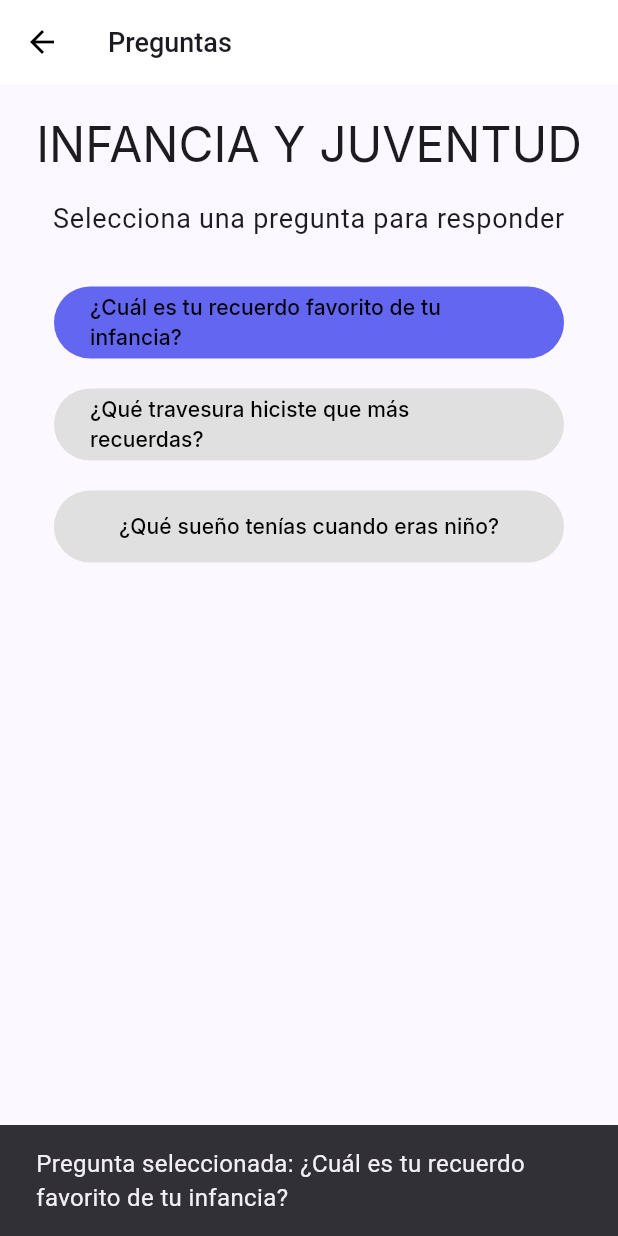
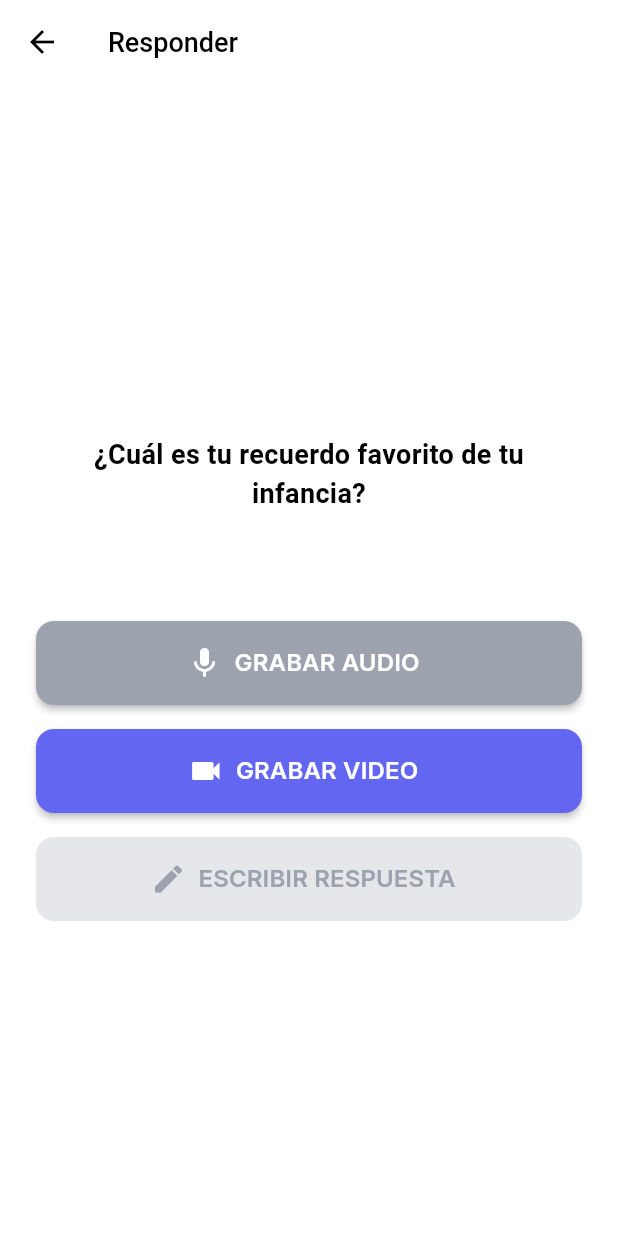
Before and after one commit to Grupo3-DP2-Lirium/Lirium-Front-AppMovil, a Flutter app: the SelectCategoryQuestions screen opened directly with sample values from the repository, after a tap on "¿Cuál es tu recuerdo favorito de tu infa", on a phone screen of 412 x 824 dp. Run offline on Flutter 3.47's test engine with Material 3 defaults, Android fonts, the phone set to English and light mode, and no system bars; our stand-ins replace dio, flutter_riverpod, flutter_secure_storage, google_fonts, image_picker, permission_handler; accounts and stored records are empty.

Commit message:
Add question answering flow with new screens and button
Introduces AnswerButton component and QuestionAnswerScreen for handling question responses. Updates select_category_questions and select_questions screens to navigate to the new answer screen upon selection, improving the user flow for answering memorial questions.

```diff
--- /dev/null
+++ b/lib/presentation/components/buttons/answer_button.dart
@@ -0,0 +1,54 @@
+import 'package:flutter/material.dart';
+
+/// Botón personalizado para responder preguntas
+class AnswerButton extends StatelessWidget {
+  final IconData icon;
+  final String text;
+  final Color color;
+  final Color? textColor;
+  final VoidCallback? onPressed;
+
+  const AnswerButton({
+    super.key,
+    required this.icon,
+    required this.text,
+    required this.color,
+    this.textColor,
+    this.onPressed,
+  });
+
+  @override
+  Widget build(BuildContext context) {
+    final isEnabled = onPressed != null;
+    final buttonTextColor = textColor ?? Colors.white;
+
+    return SizedBox(
+      width: double.infinity,
+      height: 56,
+      child: ElevatedButton.icon(
+        onPressed: onPressed,
+        icon: Icon(
+          icon,
+          color: buttonTextColor,
+          size: 24,
+        ),
+        label: Text(
+          text,
+          style: TextStyle(
+            color: buttonTextColor,
+            fontSize: 16,
+            fontWeight: FontWeight.w600,
+          ),
+        ),
+        style: ElevatedButton.styleFrom(
+          backgroundColor: color,
+          disabledBackgroundColor: color,
+          elevation: isEnabled ? 2 : 0,
+          shape: RoundedRectangleBorder(
+            borderRadius: BorderRadius.circular(12),
+          ),
+        ),
+      ),
+    );
+  }
+}
--- /dev/null
+++ b/lib/presentation/screens/create_memory_for_a_memorial/question_answer_screen.dart
@@ -0,0 +1,97 @@
+import 'package:flutter/material.dart';
+import '../../components/buttons/answer_button.dart';
+
+/// Pantalla para responder una pregunta específica con múltiples opciones
+class QuestionAnswerScreen extends StatelessWidget {
+  final String question;
+
+  const QuestionAnswerScreen({
+    super.key,
+    required this.question,
+  });
+
+  @override
+  Widget build(BuildContext context) {
+    return Scaffold(
+      backgroundColor: Colors.white,
+      appBar: AppBar(
+        title: const Text('Responder'),
+        backgroundColor: Colors.white,
+        elevation: 0,
+      ),
+      body: SafeArea(
+        child: Padding(
+          padding: const EdgeInsets.all(24.0),
+          child: Column(
+            mainAxisAlignment: MainAxisAlignment.center,
+            children: [
+              const Spacer(),
+
+              // Pregunta en recuadro
+              Container(
+                width: double.infinity,
+                padding: const EdgeInsets.all(24),
+                decoration: BoxDecoration(
+                  color: Colors.white,
+                  borderRadius: BorderRadius.circular(16),
+                ),
+                child: Text(
+                  question,
+                  style: const TextStyle(
+                    fontSize: 18,
+                    fontWeight: FontWeight.bold,
+                    color: Colors.black,
+                  ),
+                  textAlign: TextAlign.center,
+                ),
+              ),
+
+              const SizedBox(height: 48),
+
+              // Botones de respuesta
+              AnswerButton(
+                icon: Icons.mic,
+                text: 'GRABAR AUDIO',
+                color: const Color(0xFF9CA3AF),
+                onPressed: () => _recordAudio(context),
+              ),
+
+              const SizedBox(height: 16),
+
+              AnswerButton(
+                icon: Icons.videocam,
+                text: 'GRABAR VIDEO',
+                color: const Color(0xFF6366F1),
+                onPressed: () => _recordVideo(context),
+              ),
+
+              const SizedBox(height: 16),
+
+              AnswerButton(
+                icon: Icons.edit,
+                text: 'ESCRIBIR RESPUESTA',
+                color: const Color(0xFFE5E7EB),
+                textColor: const Color(0xFF9CA3AF),
+                onPressed: null, // Deshabilitado
+              ),
+
+              const Spacer(),
+            ],
+          ),
+        ),
+      ),
+    );
+  }
+
+  void _recordAudio(BuildContext context) {
+    ScaffoldMessenger.of(context).showSnackBar(
+      const SnackBar(content: Text('Función de audio próximamente')),
+    );
+  }
+
+  void _recordVideo(BuildContext context) {
+    ScaffoldMessenger.of(context).showSnackBar(
+      const SnackBar(content: Text('Función de video próximamente')),
+    );
+  }
+}
--- a/lib/presentation/screens/create_memory_for_a_memorial/select_category_questions.dart
+++ b/lib/presentation/screens/create_memory_for_a_memorial/select_category_questions.dart
@@ -1,6 +1,7 @@
 import 'package:flutter/material.dart';
 import 'package:flutter_frontend/data/models/question_category.dart';
 import 'package:flutter_frontend/presentation/components/buttons/large_width_button.dart';
+import 'question_answer_screen.dart';
 
 class SelectCategoryQuestions extends StatefulWidget {
   final QuestionCategory category;
@@ -16,6 +17,19 @@ class SelectCategoryQuestions extends StatefulWidget {
 
 class _SelectCategoryQuestionsState extends State<SelectCategoryQuestions> {
   String? selectedQuestion;
+
+  void _selectQuestion(String question) {
+    setState(() => selectedQuestion = question);
+
+    Future.delayed(const Duration(milliseconds: 200), () {
+      Navigator.push(
+        context,
+        MaterialPageRoute(
+          builder: (context) => QuestionAnswerScreen(question: question),
+        ),
+      );
+    });
+  }
 
   @override
   Widget build(BuildContext context) {
@@ -55,18 +69,7 @@ class _SelectCategoryQuestionsState extends State<SelectCategoryQuestions> {
                     backgroundColor: isSelected
                         ? Theme.of(context).primaryColor
                         : Colors.grey.shade300,
-                    onPressed: () {
-                      setState(() {
-                        selectedQuestion = question;
-                      });
-
-                      ScaffoldMessenger.of(context).showSnackBar(
-                        SnackBar(
-                          content: Text('Pregunta seleccionada: $question'),
-                          duration: Duration(seconds: 2),
-                        ),
-                      );
-                    },
+                    onPressed: () => _selectQuestion(question),
                   );
                 },
               ),
--- a/lib/presentation/screens/create_memory_for_a_memorial/select_questions.dart
+++ b/lib/presentation/screens/create_memory_for_a_memorial/select_questions.dart
@@ -11,6 +11,21 @@ class SelectQuestions extends StatefulWidget {
 }
 
 class _SelectQuestionsState extends State<SelectQuestions> {
+  int? _selectedCategoryIndex;
+
+  void _selectCategory(int index, dynamic category) {
+    setState(() => _selectedCategoryIndex = index);
+
+    Future.delayed(const Duration(milliseconds: 200), () {
+      Navigator.push(
+        context,
+        MaterialPageRoute(
+          builder: (context) => SelectCategoryQuestions(category: category),
+        ),
+      );
+    });
+  }
+
   @override
   Widget build(BuildContext context) {
     return Scaffold(
@@ -37,19 +52,15 @@ class _SelectQuestionsState extends State<SelectQuestions> {
                 itemBuilder: (context, index) {
                   final category = questionsCategories[index];
 
-                  return LargeWidthButton(
-                    label: category.name,
-                    backgroundColor: Colors.grey[300],
-                    onPressed: () {
-                      Navigator.push(
-                        context,
-                        MaterialPageRoute(
-                          builder: (context) => SelectCategoryQuestions(
-                            category: category,
-                          ),
-                        ),
-                      );
-                    },
+                  return Padding(
+                    padding: const EdgeInsets.only(bottom: 12.0),
+                    child: LargeWidthButton(
+                      label: category.name,
+                      backgroundColor: _selectedCategoryIndex == index
+                          ? Theme.of(context).colorScheme.primary
+                          : Colors.grey[300],
+                      onPressed: () => _selectCategory(index, category),
+                    ),
                   );
                 },
               ),
```
